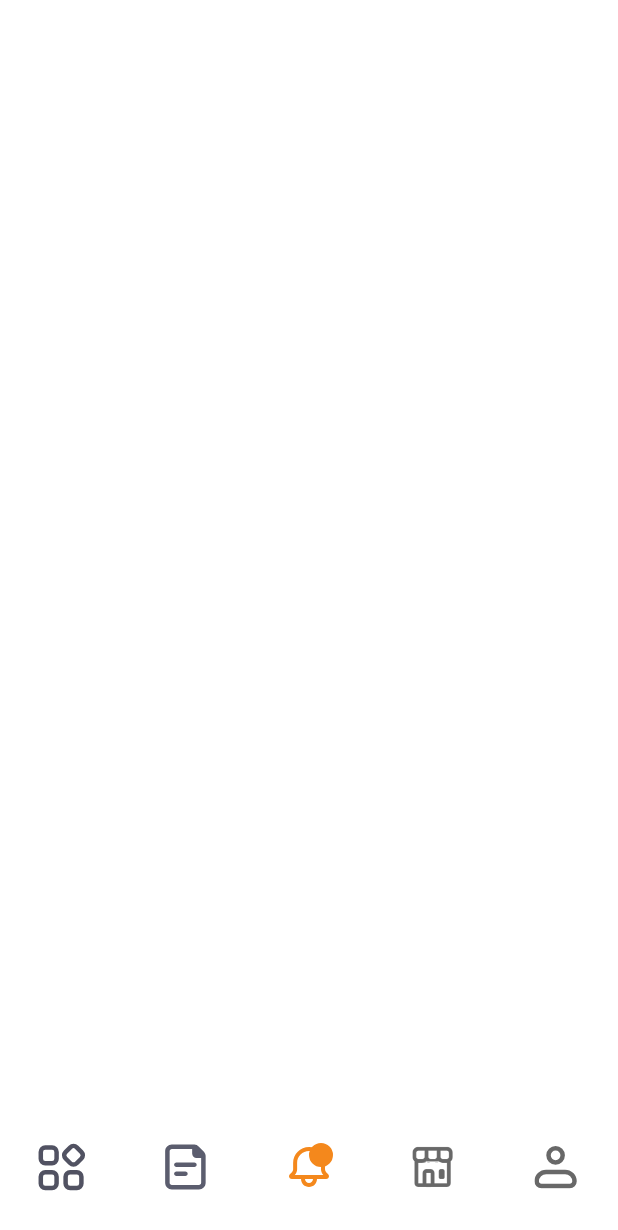
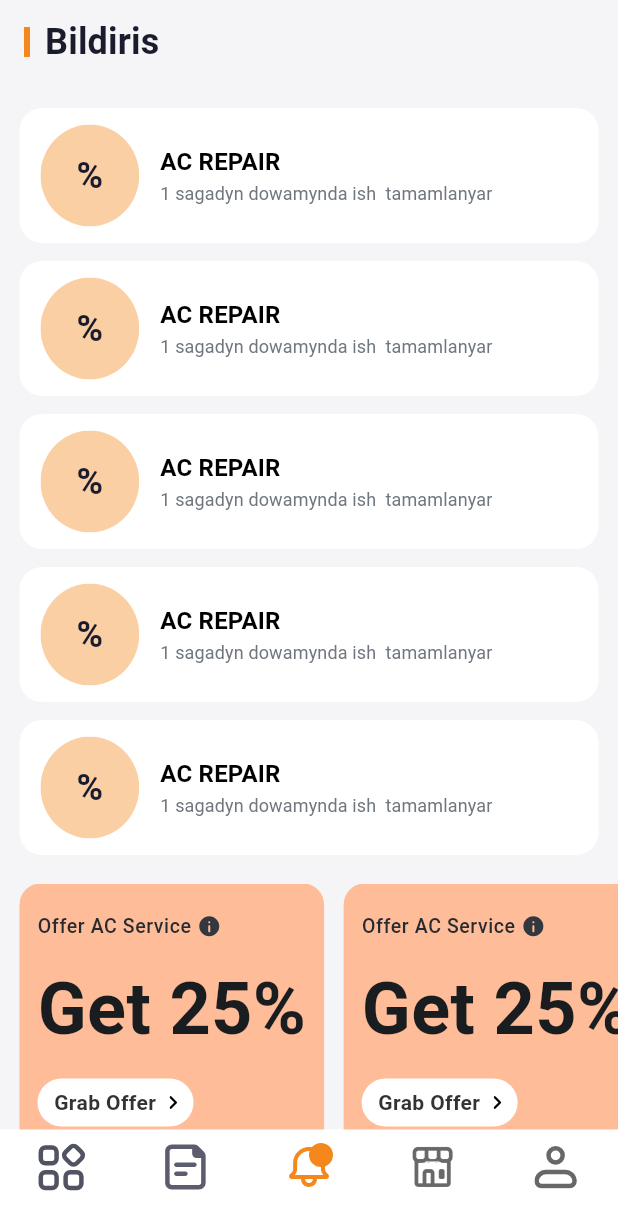
Before and after one commit to Yagshymyradov/Ussat-App, a Flutter app: the screen it shows after launch, item 3 of the bottom bar chosen, on a phone screen of 412 x 824 dp. Shown: the top 1230 px of the screen. Run offline on Flutter 3.47's test engine with Material 3 defaults, Android fonts, the phone set to English and light mode, and no system bars; our stand-ins replace flutter_svg.

Commit message:
notifications screen

```diff
--- a/lib/screens/history_screen/history_card.dart
+++ b/lib/screens/history_screen/history_card.dart
@@ -20,7 +20,10 @@ class HistoryCard extends StatelessWidget {
         padding: const EdgeInsets.symmetric(horizontal: 15, vertical: 8),
         child: Column(
           children: [
-            const CategoriesTile(borderColor: Colors.transparent),
+            CategoriesTile(
+              borderColor: Colors.transparent,
+              icon: AppIcons.repair.svgPicture(),
+            ),
             const SizedBox(height: 13),
             const Divider(),
             const SizedBox(height: 21),
--- a/lib/screens/home_screen/categories_tile.dart
+++ b/lib/screens/home_screen/categories_tile.dart
@@ -1,16 +1,19 @@
 import 'package:flutter/material.dart';
 
-import '../../utils/assets.dart';
 import '../../utils/navigation.dart';
 import '../../utils/theme.dart';
 import 'service_details_screen/service_details_screen.dart';
 
 class CategoriesTile extends StatelessWidget {
+  final Widget icon;
   final Color borderColor;
+  final Color? backgroundColor;
 
   const CategoriesTile({
     super.key,
+    required this.icon,
     this.borderColor = AppColors.easyLightGreyColor,
+    this.backgroundColor,
   });
 
   @override
@@ -22,6 +25,7 @@ class CategoriesTile extends StatelessWidget {
         decoration: BoxDecoration(
           borderRadius: BorderRadius.circular(15),
           border: Border.all(color: borderColor),
+          color: backgroundColor,
         ),
         child: Padding(
           padding: const EdgeInsets.symmetric(horizontal: 14, vertical: 11),
@@ -32,7 +36,7 @@ class CategoriesTile extends StatelessWidget {
                   color: AppColors.orangeColor.withOpacity(0.4),
                   child: Padding(
                     padding: const EdgeInsets.all(17),
-                    child: AppIcons.repair.svgPicture(),
+                    child: icon,
                   ),
                 ),
               ),
--- a/lib/screens/home_screen/home_screen.dart
+++ b/lib/screens/home_screen/home_screen.dart
@@ -30,14 +30,16 @@ class HomeScreen extends StatelessWidget {
           ],
         ),
         bottom: const PreferredSize(
-          preferredSize: Size(double.infinity, 44),
+          preferredSize: Size(double.infinity, 50),
           child: Search(),
         ),
       ),
       body: ListView.separated(
         padding: const EdgeInsets.all(20),
         itemCount: 5,
-        itemBuilder: (context, index) => const CategoriesTile(),
+        itemBuilder: (context, index) => CategoriesTile(
+          icon: AppIcons.repair.svgPicture(),
+        ),
         separatorBuilder: (context, index) => const SizedBox(height: 10),
       ),
     );
--- a/lib/screens/main_screen.dart
+++ b/lib/screens/main_screen.dart
@@ -4,6 +4,7 @@ import '../utils/assets.dart';
 import '../utils/theme.dart';
 import 'history_screen/history_screen.dart';
 import 'home_screen/home_screen.dart';
+import 'notifications_screen/notifications_screen.dart';
 
 class MainScreen extends StatefulWidget {
   const MainScreen({super.key});
@@ -16,7 +17,7 @@ class _MainScreenState extends State<MainScreen> {
   final pages = [
     const HomeScreen(),
     const HistoryScreen(),
-    Container(),
+    const NotificationsScreen(),
     Container(),
     Container(),
   ];
--- /dev/null
+++ b/lib/screens/notifications_screen/notifications_screen.dart
@@ -0,0 +1,106 @@
+import 'package:flutter/material.dart';
+
+import '../../components/text_with_stick.dart';
+import '../../utils/assets.dart';
+import '../../utils/theme.dart';
+import '../home_screen/categories_tile.dart';
+
+class NotificationsScreen extends StatelessWidget {
+  const NotificationsScreen({super.key});
+
+  @override
+  Widget build(BuildContext context) {
+    final appTextTheme = context.appTextTheme;
+    final textTheme = context.textTheme;
+    return Scaffold(
+      backgroundColor: AppColors.lightColor,
+      appBar: AppBar(
+        backgroundColor: Colors.transparent,
+        title: TextWithStick(
+          Text('Bildiris', style: textTheme.labelLarge),
+        ),
+      ),
+      body: ListView(
+        children: [
+          const SizedBox(height: 10),
+          ...List.generate(
+            5,
+            (index) => Padding(
+              padding: const EdgeInsets.symmetric(horizontal: 13, vertical: 6),
+              child: CategoriesTile(
+                borderColor: Colors.transparent,
+                backgroundColor: AppColors.whiteColor,
+                icon: Padding(
+                  padding: const EdgeInsets.symmetric(horizontal: 7),
+                  child: Text('%', style: textTheme.labelLarge),
+                ),
+              ),
+            ),
+          ),
+          const SizedBox(height: 13),
+          SingleChildScrollView(
+            padding: const EdgeInsets.only(left: 13),
+            scrollDirection: Axis.horizontal,
+            child: Row(
+              children: List.generate(
+                  3,
+                  (index) => Padding(
+                    padding: const EdgeInsets.only(right: 13),
+                    child: DecoratedBox(
+                          decoration: BoxDecoration(
+                            color: AppColors.lightOrangeColor,
+                            borderRadius: BorderRadius.circular(14),
+                          ),
+                          child: Padding(
+                            padding: const EdgeInsets.symmetric(
+                              horizontal: 12,
+                              vertical: 20,
+                            ),
+                            child: Column(
+                              crossAxisAlignment: CrossAxisAlignment.start,
+                              children: [
+                                Row(
+                                  children: [
+                                    Text('Offer AC Service', style: textTheme.bodySmall),
+                                    const SizedBox(width: 4),
+                                    AppIcons.info.svgPicture(),
+                                  ],
+                                ),
+                                const SizedBox(height: 12),
+                                Text('Get 25%', style: appTextTheme.cardLarge),
+                                const SizedBox(height: 12),
+                                DecoratedBox(
+                                  decoration: BoxDecoration(
+                                    color: AppColors.whiteColor,
+                                    borderRadius: BorderRadius.circular(100),
+                                  ),
+                                  child: Padding(
+                                    padding: const EdgeInsets.symmetric(
+                                      horizontal: 11,
+                                      vertical: 6,
+                                    ),
+                                    child: Row(
+                                      mainAxisSize: MainAxisSize.min,
+                                      children: [
+                                        const Text('Grab Offer'),
+                                        const SizedBox(width: 9),
+                                        AppIcons.chevronRight.svgPicture(
+                                          color: AppColors.blackColor,
+                                        ),
+                                      ],
+                                    ),
+                                  ),
+                                ),
+                              ],
+                            ),
+                          ),
+                        ),
+                  )),
+            ),
+          ),
+          const SizedBox(height: 20),
+        ],
+      ),
+    );
+  }
+}
--- a/lib/utils/assets.dart
+++ b/lib/utils/assets.dart
@@ -2,6 +2,8 @@ import 'package:flutter/material.dart';
 import 'package:flutter_svg/svg.dart';
 
 enum AppIcons {
+  chevronRight('chevron-right'),
+  info('info'),
   time('time'),
   date('date'),
   add('add'),
--- a/lib/utils/theme_extension.dart
+++ b/lib/utils/theme_extension.dart
@@ -5,15 +5,25 @@ import 'theme.dart';
 @immutable
 class AppTextStyles extends ThemeExtension<AppTextStyles> {
   final TextStyle? cardMedium;
+  final TextStyle? cardLarge;
   final TextStyle? smallButton;
 
-  const AppTextStyles({required this.cardMedium, required this.smallButton});
+  const AppTextStyles({
+    required this.cardMedium,
+    required this.smallButton,
+    required this.cardLarge,
+  });
 
   @override
-  AppTextStyles copyWith({TextStyle? cardMedium, TextStyle? smallButton}) {
+  AppTextStyles copyWith({
+    TextStyle? cardMedium,
+    TextStyle? smallButton,
+    TextStyle? cardLarge,
+  }) {
     return AppTextStyles(
       cardMedium: cardMedium ?? this.cardMedium,
       smallButton: smallButton ?? this.smallButton,
+      cardLarge: cardLarge ?? this.cardLarge,
     );
   }
 
@@ -25,6 +35,7 @@ class AppTextStyles extends ThemeExtension<AppTextStyles> {
     return AppTextStyles(
       cardMedium: cardMedium,
       smallButton: smallButton,
+      cardLarge: cardLarge,
     );
   }
 }
@@ -40,4 +51,9 @@ const TextStyleLight = AppTextStyles(
     fontWeight: FontWeight.w500,
     color: AppColors.whiteColor,
   ),
+  cardLarge: TextStyle(
+    fontSize: 48,
+    fontWeight: FontWeight.w600,
+    color: AppColors.inkColor,
+  ),
 );
```
Also changed, not shown: assets/icons/chevron-right.svg (added), assets/icons/info.svg (added).
